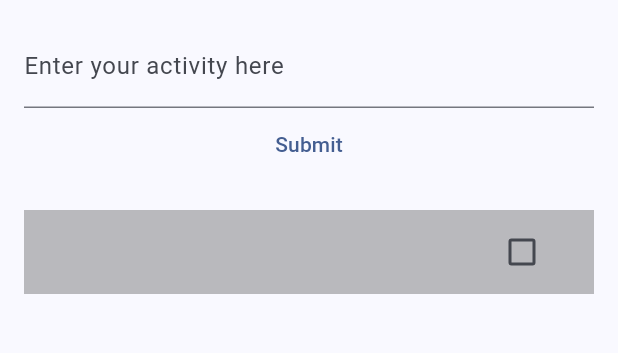
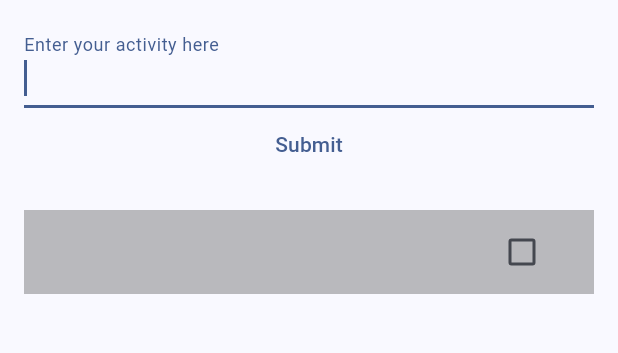
Before and after one commit to sameemul-haque/flutter-todo, a Flutter app: the screen it shows after launch, after a tap on "Submit", on a phone screen of 412 x 824 dp, the part 84-437 px from its top. Run offline on Flutter 3.47's test engine with Material 3 defaults, Android fonts, the phone set to English and light mode, and no system bars.

Commit message:
update submit button

```diff
--- a/lib/main.dart
+++ b/lib/main.dart
@@ -61,7 +61,12 @@ class _TodoPageState extends State<TodoPage> {
               decoration: const InputDecoration(labelText: 'Enter your activity here'),
 
             ),
-            TextButton(onPressed: (){_addTodo(controller.text);}, child: const Text("Submit")),
+            TextButton(onPressed: (){
+              _addTodo(controller.text);
+              controller.clear();
+              myFocusNode.requestFocus();
+            },
+                child: const Text("Submit")),
             const SizedBox(height: 20),
             Expanded(
                 child: ListView.builder(
```
Lines whose indentation alone changed are shown as unchanged.
